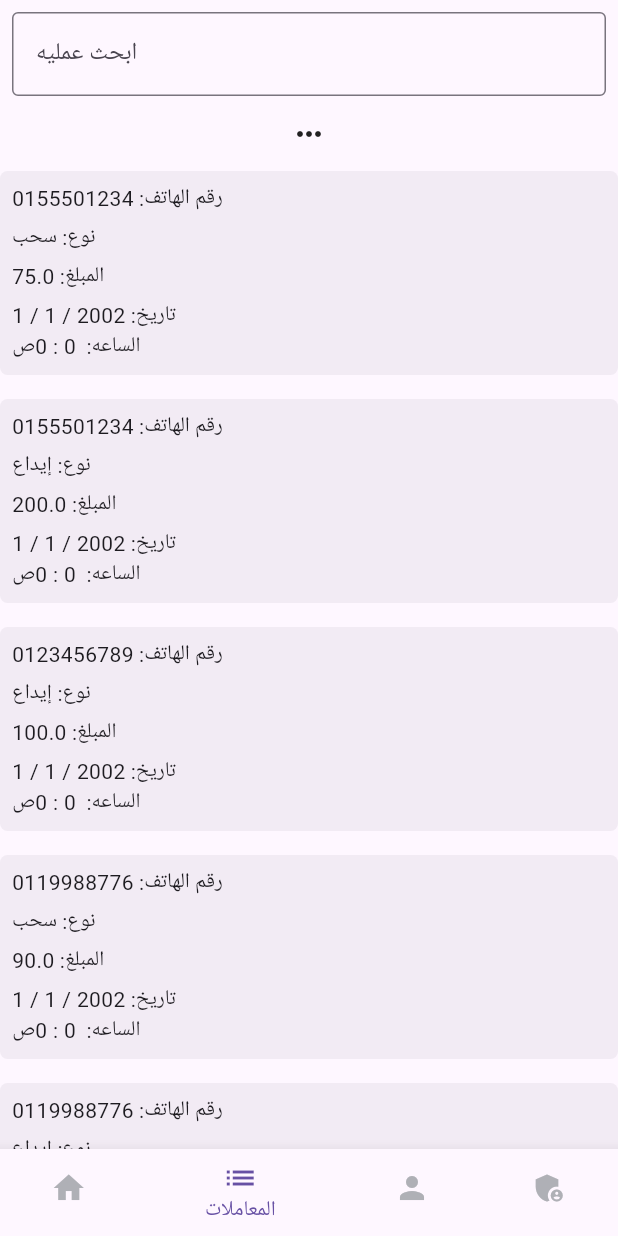
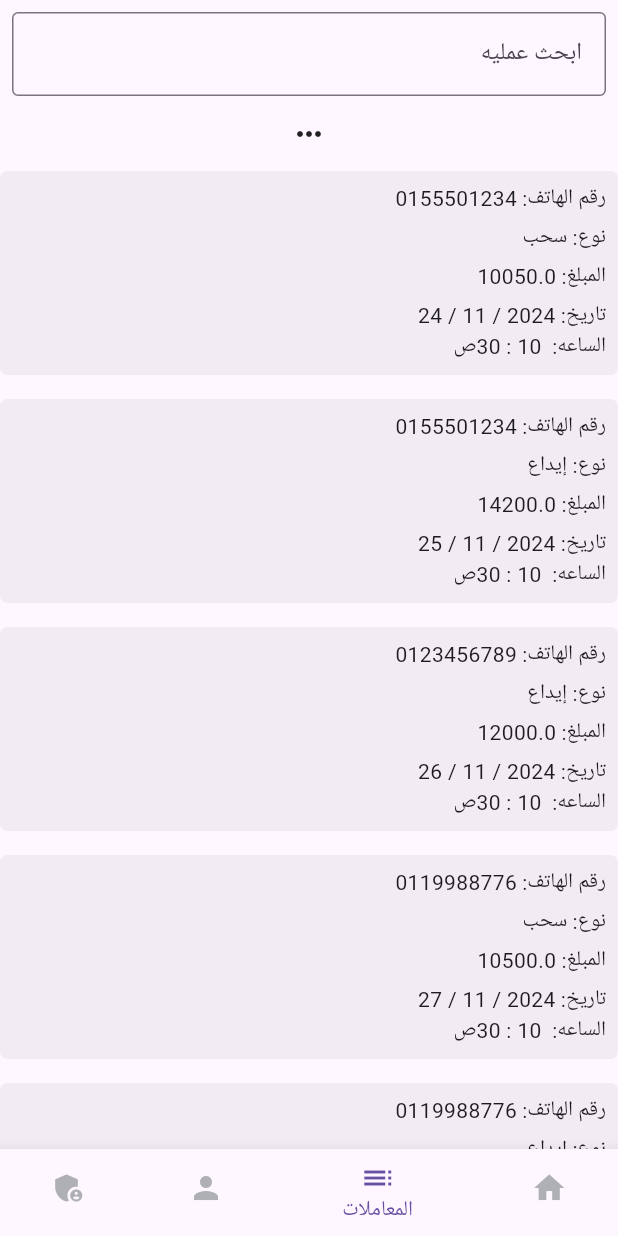
Before and after one commit to AliAshrafAnwaar/transaction_app, a Flutter app: the Application screen opened directly, item 2 of the bottom bar chosen, on a phone screen of 412 x 824 dp. Run offline on Flutter 3.47's test engine with Material 3 defaults, Android fonts, the phone set to English and light mode, and no system bars; our stand-ins replace fl_chart, flutter_riverpod, permission_handler, riverpod_annotation; missing offline and left inert: easy_folder_picker, excel, omni_datetime_picker; generated files the repository leaves out were written again.

```diff
--- a/lib/data/model/client.dart
+++ b/lib/data/model/client.dart
@@ -227,61 +227,76 @@ List<Transaction> trans4 = [
 ];
 
 List<Transaction> allTransactions = [
-  // Manually filtered transactions with only "سحب" and "إيداع"
   Transaction(
-    amount: 75,
+    amount: 10050, // Between 10k and 15k
     payMethod: 'بطاقة',
     type: 'سحب',
-    time: DateTime(2002),
+    time: DateTime.now().subtract(Duration(days: 6)), // 6 days ago
     phoneNumber: '0155501234',
   ),
   Transaction(
-    amount: 200,
+    amount: 14200, // Between 10k and 15k
     payMethod: 'تحويل',
     type: 'إيداع',
-    time: DateTime(2002),
+    time: DateTime.now().subtract(Duration(days: 5)), // 5 days ago
     phoneNumber: '0155501234',
   ),
   Transaction(
-    amount: 100,
-    time: DateTime(2002),
+    amount: 12000, // Between 10k and 15k
+    time: DateTime.now().subtract(Duration(days: 4)), // 4 days ago
     payMethod: 'تحويل',
     type: 'إيداع',
     phoneNumber: '0123456789',
   ),
   Transaction(
-    amount: 90,
+    amount: 10500, // Between 10k and 15k
     payMethod: 'نقدي',
-    time: DateTime(2002),
+    time: DateTime.now().subtract(Duration(days: 3)), // 3 days ago
     type: 'سحب',
     phoneNumber: '0119988776',
   ),
   Transaction(
-    amount: 50,
+    amount: 11500, // Between 10k and 15k
     payMethod: 'بطاقة',
-    time: DateTime(2002),
+    time: DateTime.now().subtract(Duration(days: 2)), // 2 days ago
     type: 'إيداع',
     phoneNumber: '0119988776',
   ),
   Transaction(
-    amount: 90,
+    amount: 14000, // Between 10k and 15k
     payMethod: 'نقدي',
-    time: DateTime(2002),
+    time: DateTime.now().subtract(Duration(days: 1)), // 1 day ago
     type: 'سحب',
     phoneNumber: '0119988776',
   ),
   Transaction(
-    amount: 50,
-    time: DateTime(2002),
+    amount: 13500, // Between 10k and 15k
+    time: DateTime.now(), // Today
     payMethod: 'بطاقة',
     type: 'إيداع',
     phoneNumber: '0119988776',
   ),
   Transaction(
-    amount: 100,
+    amount: 10100, // Between 10k and 15k
     payMethod: 'تحويل',
-    time: DateTime(2002),
+    time: DateTime.now().subtract(Duration(days: 2)), // 2 days ago
     type: 'إيداع',
     phoneNumber: '0123456789',
   ),
+  // New transaction
+  Transaction(
+    amount: 14500, // Between 10k and 15k
+    payMethod: 'نقدي',
+    type: 'سحب',
+    time: DateTime.now().subtract(Duration(days: 6)), // 6 days ago
+    phoneNumber: '0155501234',
+  ),
+  // Another new transaction
+  Transaction(
+    amount: 11000, // Between 10k and 15k
+    payMethod: 'بطاقة',
+    type: 'إيداع',
+    time: DateTime.now().subtract(Duration(days: 3)), // 3 days ago
+    phoneNumber: '0123456789',
+  ),
 ];
--- a/pubspec.yaml
+++ b/pubspec.yaml
@@ -45,6 +45,7 @@ dependencies:
   path_provider: ^2.1.5
   permission_handler: ^11.3.1
   easy_folder_picker: ^1.3.3
+  fl_chart: ^0.69.2
 
 dev_dependencies:
   flutter_test:
```
Also changed, not shown: lib/features/admin/admin.dart (added, +168 -0 lines), lib/features/application.dart (+1 -10 lines), lib/main.dart (+15 -14 lines), lib/data/repo/transaction_repo.dart (deleted), pubspec.lock.
